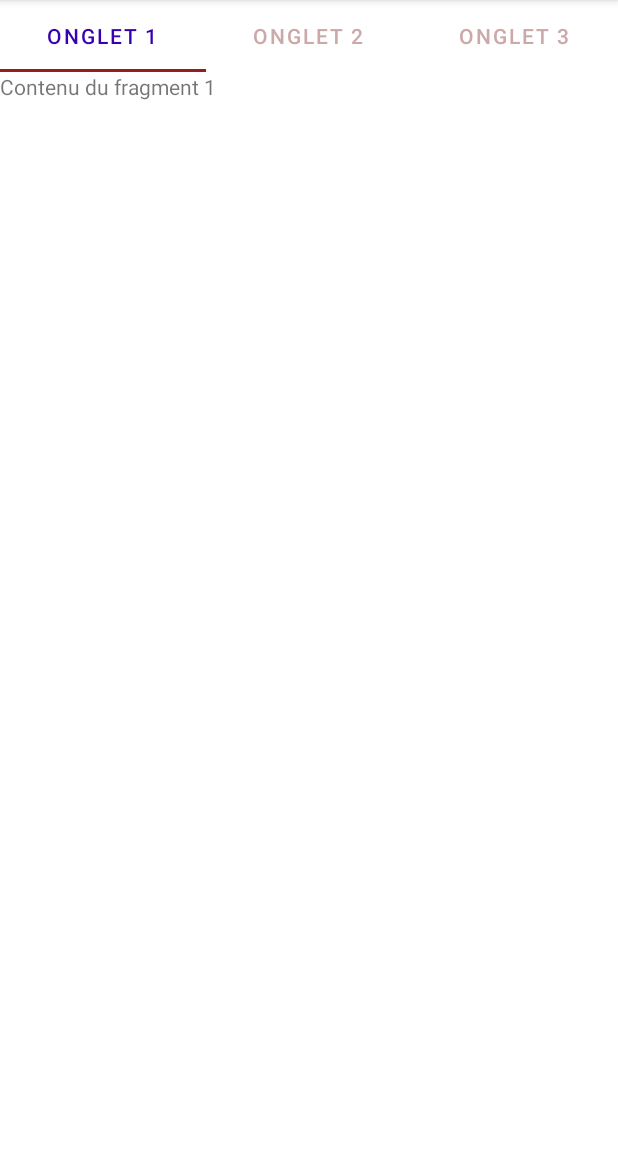
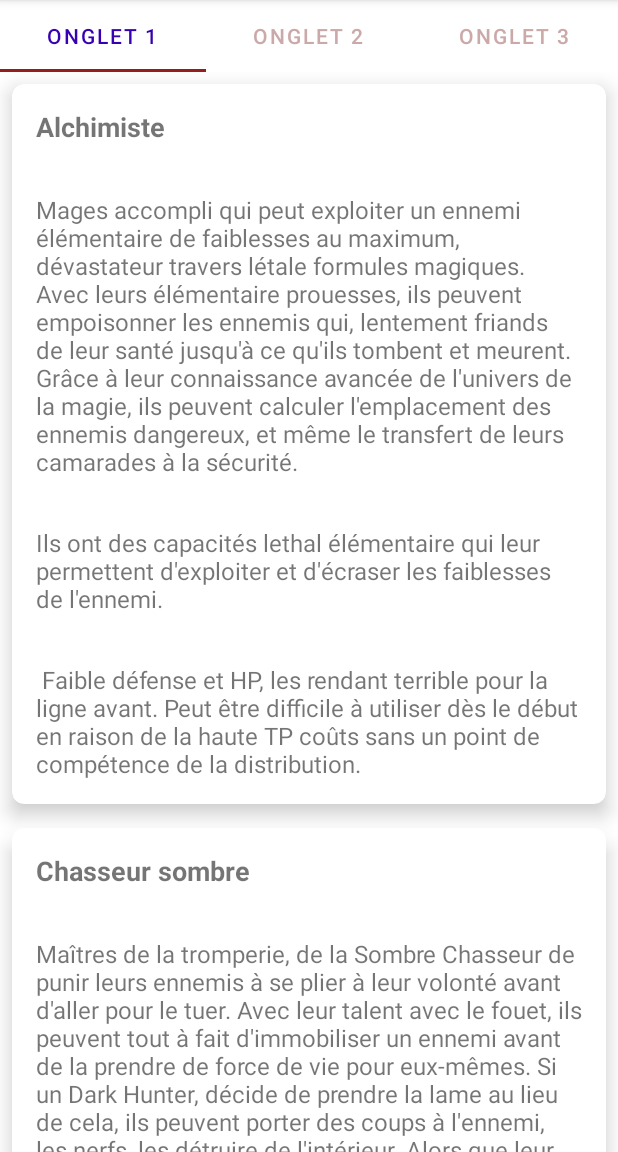
Before and after one commit to singard/EtrianWiki, an Android app: the screen it shows after launch (MainActivity), on a phone screen of 412 x 824 dp, the part 84-1236 px from its top. Run offline under Robolectric (Android 15) with nearby library versions, the phone set to English and light mode, and no system bars.

Commit message:
json on card

```diff
--- a/app/build.gradle
+++ b/app/build.gradle
@@ -34,10 +34,13 @@ android {
 
 dependencies {
 
+    implementation 'com.google.code.gson:gson:2.8.6'
+    implementation 'androidx.cardview:cardview:1.0.0'
     implementation 'androidx.core:core-ktx:1.7.0'
     implementation 'androidx.appcompat:appcompat:1.6.1'
     implementation 'com.google.android.material:material:1.8.0'
     implementation 'androidx.constraintlayout:constraintlayout:2.1.4'
+    implementation 'androidx.core:core-ktx:+'
     testImplementation 'junit:junit:4.13.2'
     androidTestImplementation 'androidx.test.ext:junit:1.1.5'
     androidTestImplementation 'androidx.test.espresso:espresso-core:3.5.1'
--- a/app/src/main/java/com/ynov/projectfragment/Fragment1.kt
+++ b/app/src/main/java/com/ynov/projectfragment/Fragment1.kt
@@ -1,23 +1,59 @@
 package com.ynov.projectfragment
 
+import android.view.*
 import android.os.Bundle
-import android.view.*
+import android.util.Log
 import androidx.fragment.app.Fragment
+import androidx.recyclerview.widget.LinearLayoutManager
+import androidx.recyclerview.widget.RecyclerView
+import com.google.gson.Gson
+import com.ynov.projectfragment.model.CharacterClass
+import java.io.BufferedReader
+import java.io.InputStreamReader
 
 class Fragment1: Fragment() {
+
+    private lateinit var personnages: List<CharacterClass>
+
 
     override fun onCreate(savedInstanceState: Bundle?) {
         super.onCreate(savedInstanceState)
         setHasOptionsMenu(true)
+
+
+
     }
 
+
     override fun onCreateView(
-        inflater: LayoutInflater, container: ViewGroup?,
-        savedInstanceState: Bundle?
+        inflater: LayoutInflater, container: ViewGroup?, savedInstanceState: Bundle?
     ): View? {
-        // Inflate the layout for this fragment
         val view = inflater.inflate(R.layout.fragment_1, container, false)
 
+        //json
+        val resourceId = requireContext().resources.getIdentifier(
+            "perso_info",
+            "raw",
+            requireContext().packageName
+        )
+        if (resourceId != 0) {
+            val inputStream = requireContext().resources.openRawResource(R.raw.perso_info)
+            val reader = BufferedReader(InputStreamReader(inputStream))
+            val jsonString = reader.use { it.readText() }
+
+            val gson = Gson()
+            personnages = gson.fromJson(jsonString, Array<CharacterClass>::class.java).asList()
+
+            Log.i("Fragment1", "" + personnages.size)
+//cardview
+            val recyclerView = view.findViewById<RecyclerView>(R.id.recycler_view)
+            val adapter = PersonnageAdapter(personnages)
+            recyclerView.adapter = adapter
+            recyclerView.layoutManager = LinearLayoutManager(requireContext())
+
+        } else {
+            Log.i("Fragment1", "le fichier existe pas")
+        }
         return view
     }
 }
--- a/app/src/main/java/com/ynov/projectfragment/MainActivity.kt
+++ b/app/src/main/java/com/ynov/projectfragment/MainActivity.kt
@@ -1,13 +1,25 @@
 package com.ynov.projectfragment
 
 import android.os.Bundle
+import android.util.Log
+import android.view.LayoutInflater
+import android.view.View
+import android.view.ViewGroup
 import androidx.appcompat.app.AppCompatActivity
+import androidx.core.content.ContentProviderCompat.requireContext
 import androidx.fragment.app.FragmentManager
+import androidx.recyclerview.widget.LinearLayoutManager
+import androidx.recyclerview.widget.RecyclerView
 import androidx.viewpager.widget.ViewPager
 import com.google.android.material.tabs.TabLayout
+import com.google.gson.Gson
+import com.ynov.projectfragment.model.CharacterClass
+import java.io.BufferedReader
+import java.io.InputStreamReader
 
 
 class MainActivity : AppCompatActivity() {
+    private lateinit var personnages: List<CharacterClass>
     override fun onCreate(savedInstanceState: Bundle?) {
         super.onCreate(savedInstanceState)
         setContentView(R.layout.activity_main)
@@ -23,6 +35,7 @@ class MainActivity : AppCompatActivity() {
 
 
 
+
     }
 
 
--- /dev/null
+++ b/app/src/main/java/com/ynov/projectfragment/PersonnageAdapter.kt
@@ -0,0 +1,21 @@
+package com.ynov.projectfragment
+
+import android.view.LayoutInflater
+import android.view.ViewGroup
+import androidx.recyclerview.widget.RecyclerView
+import com.ynov.projectfragment.model.CharacterClass
+//cardview
+class PersonnageAdapter (private val personnages: List<CharacterClass>) : RecyclerView.Adapter<PersonnageViewHolder>() {
+    override fun onCreateViewHolder(parent: ViewGroup, viewType: Int): PersonnageViewHolder {
+        val view = LayoutInflater.from(parent.context)
+            .inflate(R.layout.personnage_layout, parent, false)
+        return PersonnageViewHolder(view)
+    }
+
+    override fun getItemCount(): Int = personnages.size
+
+    override fun onBindViewHolder(holder: PersonnageViewHolder, position: Int) {
+        val personnage = personnages[position]
+        holder.bind(personnage)
+    }
+}
--- /dev/null
+++ b/app/src/main/java/com/ynov/projectfragment/PersonnageViewHolder.kt
@@ -0,0 +1,20 @@
+package com.ynov.projectfragment
+
+import android.view.View
+import android.widget.TextView
+import androidx.recyclerview.widget.RecyclerView
+import com.ynov.projectfragment.model.CharacterClass
+//cardview
+class PersonnageViewHolder(itemView: View) : RecyclerView.ViewHolder(itemView) {
+    private val textViewName: TextView = itemView.findViewById(R.id.name)
+    private val textViewProfile: TextView = itemView.findViewById(R.id.profile)
+    private val textViewStrengths: TextView = itemView.findViewById(R.id.strengths)
+    private val textViewWeaknesses: TextView = itemView.findViewById(R.id.weaknesses)
+
+    fun bind(characterClass: CharacterClass) {
+        textViewName.text = characterClass.name
+        textViewProfile.text = characterClass.profile
+        textViewStrengths.text = characterClass.strengths
+        textViewWeaknesses.text = characterClass.weaknesses
+    }
+}
--- /dev/null
+++ b/app/src/main/java/com/ynov/projectfragment/model/CharacterClass.kt
@@ -0,0 +1,3 @@
+package com.ynov.projectfragment.model
+//json
+data class CharacterClass (val name: String,val profile: String, val strengths: String, val weaknesses: String)
--- a/app/src/main/res/layout/fragment_1.xml
+++ b/app/src/main/res/layout/fragment_1.xml
@@ -2,13 +2,11 @@
     xmlns:app="http://schemas.android.com/apk/res-auto"
     android:layout_width="match_parent"
     android:layout_height="match_parent"
-    android:orientation="vertical">
-
-
-
-    <TextView
+    android:orientation="horizontal">
+    <!--cardview-->
+    <androidx.recyclerview.widget.RecyclerView
+        android:id="@+id/recycler_view"
         android:layout_width="match_parent"
-        android:layout_height="match_parent"
-        android:text="Contenu du fragment 1" />
+        android:layout_height="match_parent" />
 
 </LinearLayout>
--- /dev/null
+++ b/app/src/main/res/layout/personnage_layout.xml
@@ -0,0 +1,45 @@
+<androidx.cardview.widget.CardView xmlns:android="http://schemas.android.com/apk/res/android"
+    xmlns:app="http://schemas.android.com/apk/res-auto"
+    android:layout_width="match_parent"
+    android:layout_height="wrap_content"
+    app:cardCornerRadius="8dp"
+    app:cardElevation="8dp"
+    android:layout_margin="8dp">
+
+    <LinearLayout
+        android:layout_width="match_parent"
+        android:layout_height="wrap_content"
+        android:orientation="vertical">
+
+        <TextView
+            android:id="@+id/name"
+            android:layout_width="match_parent"
+            android:layout_height="wrap_content"
+            android:textSize="18sp"
+            android:textStyle="bold"
+            android:padding="16dp"/>
+
+        <TextView
+            android:id="@+id/profile"
+            android:layout_width="match_parent"
+            android:layout_height="wrap_content"
+            android:textSize="16sp"
+            android:padding="16dp"/>
+
+        <TextView
+            android:id="@+id/strengths"
+            android:layout_width="match_parent"
+            android:layout_height="wrap_content"
+            android:textSize="16sp"
+            android:padding="16dp"/>
+
+        <TextView
+            android:id="@+id/weaknesses"
+            android:layout_width="match_parent"
+            android:layout_height="wrap_content"
+            android:textSize="16sp"
+            android:padding="16dp"/>
+
+    </LinearLayout>
+
+</androidx.cardview.widget.CardView>
--- /dev/null
+++ b/app/src/main/res/raw/perso_info.json
@@ -0,0 +1,19 @@
+[
+
+  { "name":"Alchimiste",
+    "profile": "Mages accompli qui peut exploiter un ennemi élémentaire de faiblesses au maximum, dévastateur travers létale formules magiques. Avec leurs élémentaire prouesses, ils peuvent empoisonner les ennemis qui, lentement friands de leur santé jusqu'à ce qu'ils tombent et meurent. Grâce à leur connaissance avancée de l'univers de la magie, ils peuvent calculer l'emplacement des ennemis dangereux, et même le transfert de leurs camarades à la sécurité. ",
+    "strengths": "Ils ont des capacités lethal élémentaire qui leur permettent d'exploiter et d'écraser les faiblesses de l'ennemi. ",
+    "weaknesses": " Faible défense et HP, les rendant terrible pour la ligne avant. Peut être difficile à utiliser dès le début en raison de la haute TP coûts sans un point de compétence de la distribution. "
+  },
+  { "name":"Chasseur sombre",
+    "profile": "Maîtres de la tromperie, de la Sombre Chasseur de punir leurs ennemis à se plier à leur volonté avant d'aller pour le tuer. Avec leur talent avec le fouet, ils peuvent tout à fait d'immobiliser un ennemi avant de la prendre de force de vie pour eux-mêmes. Si un Dark Hunter, décide de prendre la lame au lieu de cela, ils peuvent porter des coups à l'ennemi, les nerfs, les détruire de l'intérieur. Alors que leur pouvoir est plus que bienvenue, il s'agit de deux visage, le Dark Hunter est capable de les appâter l'ennemi fureur avec leurs propres camarades.",
+    "strengths": "Méthodes Variées de l'affaiblissement décent prouesses de combat, faisant d'eux de redoutables malgré leurs défauts. Leur naturellement une grande Chance permet d'offrir de punir les coups fréquemment, avec une excellente précision grâce à leur grande Agilité. ",
+    "weaknesses": "Les Maigres défenses et relativement élevé TP coûts, leur faisant bouffer TP au cours de leurs premiers stades."
+  },
+  { "name":"Lansquenet",
+    "profile": "Les puissances qui peuvent infliger des dégâts lorsque vous en avez le plus besoin, landsknechts n'ont pas peur de se précipiter dans n'importe quelle situation et obtenir leurs mains sales, peu importe combien dangereux. Leur force physique est au prix de la défense, et si vous êtes prêt à prendre un pari, certaines de leurs compétences peut faire pencher la balance encore plus loin vers la puissance brute par l'abandon de la défense entièrement. Quelques élémentaire compétences assurez-vous qu'ils peuvent terrain, même dans les combats contre magique des ennemis.",
+    "strengths": "Offensive élevées, bonne durabilité.",
+    "weaknesses": "Croissance inférieure de TP, les compétences de Chaser ont besoin de coopération pour être exécuter"
+  }
+
+]
--- a/build.gradle
+++ b/build.gradle
@@ -2,5 +2,5 @@
 plugins {
     id 'com.android.application' version '7.4.0' apply false
     id 'com.android.library' version '7.4.0' apply false
-    id 'org.jetbrains.kotlin.android' version '1.7.21' apply false
+    id 'org.jetbrains.kotlin.android' version '1.8.10' apply false
 }
```
